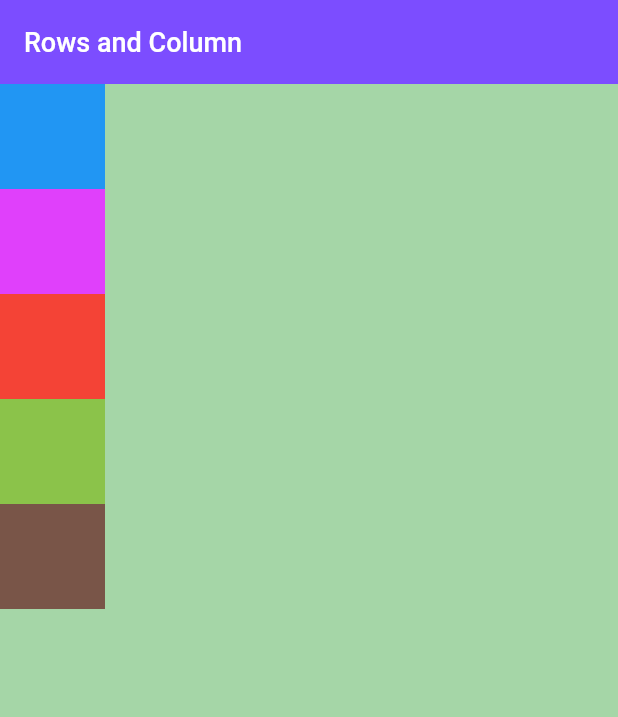
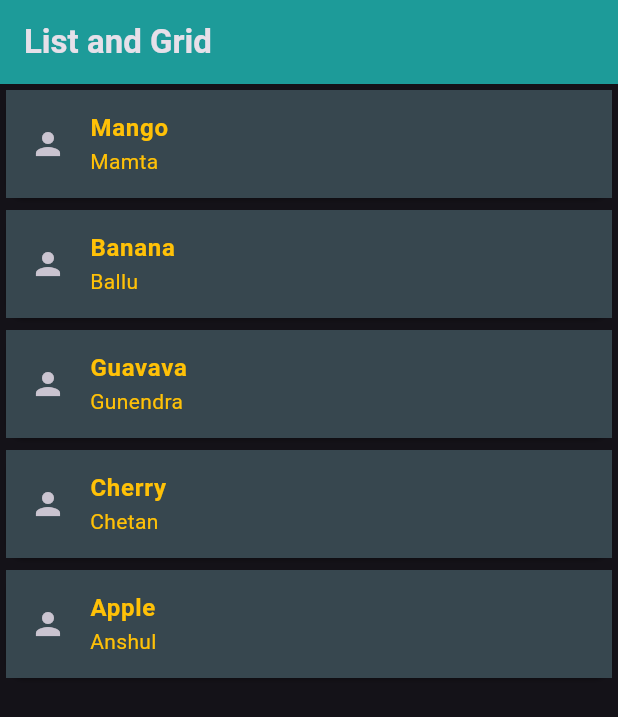
Before and after one commit to anshulkapoor08/quicklearn, a Flutter app: the screen it shows after launch, on a phone screen of 412 x 824 dp. Shown: the top 717 px of the screen. Run offline on Flutter 3.47's test engine with Material 3 defaults, Android fonts, the phone set to English and light mode, and no system bars.

Commit message:
Second Commit

```diff
--- a/lib/main.dart
+++ b/lib/main.dart
@@ -1,4 +1,6 @@
+import 'package:amk/widgets/button.dart';
 import 'package:amk/widgets/container_sized.dart';
+import 'package:amk/widgets/list_grid.dart';
 import 'package:amk/widgets/rowscol.dart';
 import 'package:flutter/material.dart';
 
@@ -19,9 +21,9 @@ class myApp extends StatelessWidget {
       theme: ThemeData(
 
         brightness: Brightness.dark,
-        primaryColor: Colors.deepPurpleAccent,
+        primaryColor: Colors.purpleAccent,
       ),
-      home: RowsCols(),
+      home: ListGrid(),
     );
   }
 }
--- /dev/null
+++ b/lib/widgets/button.dart
@@ -0,0 +1,62 @@
+import 'package:flutter/material.dart';
+
+class ButtonWidget extends StatelessWidget {
+  const ButtonWidget({super.key});
+
+  @override
+  Widget build(BuildContext context) {
+    return Scaffold(
+      appBar: AppBar(
+        title: Text('Buttons'),
+        backgroundColor: Colors.deepPurple.shade500,
+      ),
+      body: Center(
+        child: Column(
+          mainAxisAlignment: MainAxisAlignment.center,
+          children: [
+            TextButton(
+                style: ButtonStyle(
+                  backgroundColor: MaterialStateProperty.all(Colors.blue),
+                  elevation: MaterialStateProperty.all(30),
+                  overlayColor: MaterialStateProperty.all(Colors.red),
+                  padding: MaterialStateProperty.all(EdgeInsets.all(10)),
+                ),
+                onPressed: () {},
+                child: Text(
+                  'Press me',
+                  style: TextStyle(
+                    fontSize: 25,
+                    fontWeight: FontWeight.bold,
+                    color: Colors.white,
+                  ),
+                )),
+            SizedBox(
+              height: 50,
+            ),
+            Container(
+              height: 50,
+              width: 150,
+              child: ElevatedButton(
+                style: ButtonStyle(
+                  shape: MaterialStateProperty.all(RoundedRectangleBorder(
+                    borderRadius: BorderRadius.circular(30),
+                  )),
+                  backgroundColor: MaterialStateProperty.all(Theme.of(context).primaryColor)
+                ),
+                  onPressed: () {
+                    print('Elevated Button');
+                  },
+                  child: Text(
+                    'Like me',
+                    style: TextStyle(
+                      fontSize: 25,
+                      fontWeight: FontWeight.bold
+                    ),
+                  )),
+            ),
+          ],
+        ),
+      ),
+    );
+  }
+}
--- /dev/null
+++ b/lib/widgets/list_grid.dart
@@ -0,0 +1,186 @@
+import 'package:flutter/material.dart';
+
+class ListGrid extends StatefulWidget {
+  const ListGrid({super.key});
+
+  @override
+  State<ListGrid> createState() => _ListGridState();
+}
+
+class _ListGridState extends State<ListGrid> {
+  @override
+  Widget build(BuildContext context) {
+    List<String> fruits = ['Mango', 'Banana', 'Guavava', 'Cherry', 'Apple'];
+    Map fruitsPerson = {
+      'fruits': ['Mango', 'Banana', 'Guavava', 'Cherry', 'Apple'],
+      'names': ['Mamta', 'Ballu', 'Gunendra', 'Chetan', 'Anshul']
+    };
+
+    return Scaffold(
+      appBar: AppBar(
+        title: const Text(
+          'List and Grid',
+          style: TextStyle(fontWeight: FontWeight.bold),
+        ),
+        elevation: 20,
+        backgroundColor: Colors.teal.shade500,
+      ),
+      body: Container(
+
+        /*
+        child: GridView.builder(
+            gridDelegate: SliverGridDelegateWithFixedCrossAxisCount(
+              crossAxisCount: 2, crossAxisSpacing: 10, mainAxisSpacing: 10,
+            ),
+            itemCount: fruits.length,
+            itemBuilder: (context, index) {
+              return Card(
+                child: Center(
+                  child: Text(
+                    fruits[index],
+                    style: TextStyle(
+                      color: Colors.white,
+                      fontWeight: FontWeight.bold,
+                      fontSize: 20,
+                    ),
+                  ),
+                ),
+              );
+            }
+           ),
+      */
+
+
+        child: ListView.builder(
+            itemCount: fruits.length,
+            itemBuilder: (context,index) {
+              return Card(
+                child: ListTile(
+                  onTap: () {
+                    print((fruitsPerson['fruits'][index]));
+                  },
+                  leading: const Icon(Icons.person),
+                  textColor: Colors.amber,
+                  tileColor: Colors.blueGrey.shade800,
+                  title: Text(fruitsPerson['fruits'][index],
+                    style: const TextStyle(fontWeight: FontWeight.bold),),
+                  subtitle: Text(fruitsPerson['names'][index]),
+                ),
+              );
+            },
+        ),
+
+
+        /*
+        child: GridView(gridDelegate: SliverGridDelegateWithFixedCrossAxisCount(
+          crossAxisCount: 3,
+          crossAxisSpacing: 10,
+          mainAxisSpacing: 10,
+        ),
+          children: [
+            Card(
+              child: Center(
+                child: Text('Kapoor', style: TextStyle(
+                  color: Colors.white,
+                  fontWeight: FontWeight.bold,
+                  fontSize: 30,
+                ),),
+              ),
+            ),
+            Card(
+              child: Center(
+                child: Text('Kapoor', style: TextStyle(
+                  color: Colors.white,
+                  fontWeight: FontWeight.bold,
+                  fontSize: 30,
+                ),),
+              ),
+            ),
+            Card(
+              child: Center(
+                child: Text('Kapoor', style: TextStyle(
+                  color: Colors.white,
+                  fontWeight: FontWeight.bold,
+                  fontSize: 30,
+                ),),
+              ),
+            ),
+            Card(
+              child: Center(
+                child: Text('Kapoor', style: TextStyle(
+                  color: Colors.white,
+                  fontWeight: FontWeight.bold,
+                  fontSize: 30,
+                ),),
+              ),
+            ),
+            Card(
+              child: Center(
+                child: Text('Kapoor', style: TextStyle(
+                  color: Colors.white,
+                  fontWeight: FontWeight.bold,
+                  fontSize: 30,
+                ),),
+              ),
+            ),
+            Card(
+              child: Center(
+                child: Text('Kapoor', style: TextStyle(
+                  color: Colors.white,
+                  fontWeight: FontWeight.bold,
+                  fontSize: 30,
+                ),),
+              ),
+            ),
+            Card(
+              child: Center(
+                child: Text('Kapoor', style: TextStyle(
+                  color: Colors.white,
+                  fontWeight: FontWeight.bold,
+                  fontSize: 30,
+                ),),
+              ),
+            ),
+            Card(
+              child: Center(
+                child: Text('Kapoor', style: TextStyle(
+                  color: Colors.white,
+                  fontWeight: FontWeight.bold,
+                  fontSize: 30,
+                ),),
+              ),
+            ),
+            Card(
+              child: Center(
+                child: Text('Kapoor', style: TextStyle(
+                  color: Colors.white,
+                  fontWeight: FontWeight.bold,
+                  fontSize: 30,
+                ),),
+              ),
+            ),
+            Card(
+              child: Center(
+                child: Text('Kapoor', style: TextStyle(
+                  color: Colors.white,
+                  fontWeight: FontWeight.bold,
+                  fontSize: 30,
+                ),),
+              ),
+            ),
+            Card(
+              child: Center(
+                child: Text('Kapoor', style: TextStyle(
+                  color: Colors.white,
+                  fontWeight: FontWeight.bold,
+                  fontSize: 30,
+                ),),
+              ),
+            ),
+          ],
+        ),
+        */
+      ),
+    );
+  }
+}
```
